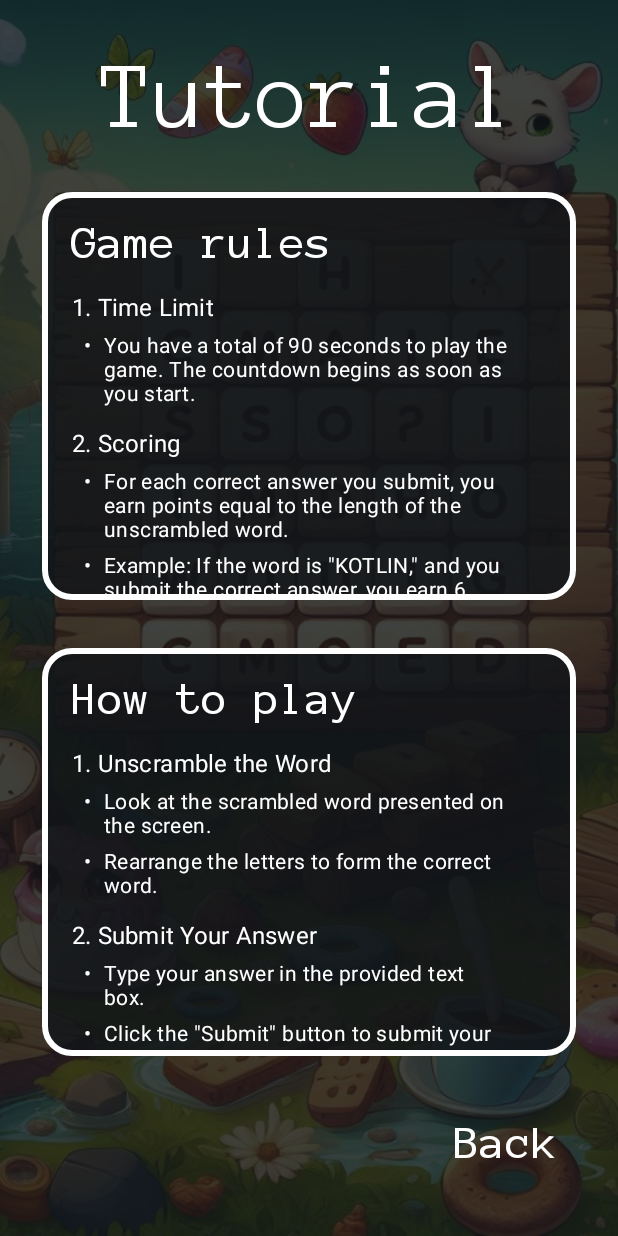
After one commit to TTNguyen2552003/unscramble, an Android app built with Jetpack Compose: the @Preview function TutorialScreen, on a phone screen of 412 x 824 dp. The commit adds this screen. Run offline under Robolectric (Android 15) with nearby library versions, the phone set to English and light mode, and no system bars.

Commit message:
Created Leader Board screen and Tutorial screen

```diff
--- a/app/src/main/java/app/kotlin/unscramble/MainActivity.kt
+++ b/app/src/main/java/app/kotlin/unscramble/MainActivity.kt
@@ -3,13 +3,13 @@ package app.kotlin.unscramble
 import android.os.Bundle
 import androidx.activity.ComponentActivity
 import androidx.activity.compose.setContent
-import app.kotlin.unscramble.ui.screens.GameScreen
+import app.kotlin.unscramble.ui.screens.LeaderBoardScreen
 
 class MainActivity : ComponentActivity() {
     override fun onCreate(savedInstanceState: Bundle?) {
         super.onCreate(savedInstanceState)
         setContent {
-            GameScreen()
+            LeaderBoardScreen()
         }
     }
 }
--- /dev/null
+++ b/app/src/main/java/app/kotlin/unscramble/ui/screens/TutorialScreen.kt
@@ -0,0 +1,372 @@
+package app.kotlin.unscramble.ui.screens
+
+import androidx.compose.foundation.Image
+import androidx.compose.foundation.background
+import androidx.compose.foundation.border
+import androidx.compose.foundation.layout.Arrangement
+import androidx.compose.foundation.layout.Box
+import androidx.compose.foundation.layout.Column
+import androidx.compose.foundation.layout.PaddingValues
+import androidx.compose.foundation.layout.Row
+import androidx.compose.foundation.layout.Spacer
+import androidx.compose.foundation.layout.fillMaxSize
+import androidx.compose.foundation.layout.fillMaxWidth
+import androidx.compose.foundation.layout.height
+import androidx.compose.foundation.layout.padding
+import androidx.compose.foundation.layout.width
+import androidx.compose.foundation.lazy.LazyColumn
+import androidx.compose.foundation.shape.RoundedCornerShape
+import androidx.compose.material3.ButtonDefaults
+import androidx.compose.material3.Text
+import androidx.compose.material3.TextButton
+import androidx.compose.runtime.Composable
+import androidx.compose.ui.Alignment
+import androidx.compose.ui.Modifier
+import androidx.compose.ui.graphics.Color
+import androidx.compose.ui.layout.ContentScale
+import androidx.compose.ui.res.painterResource
+import androidx.compose.ui.tooling.preview.Preview
+import androidx.compose.ui.unit.dp
+import app.kotlin.unscramble.R
+import app.kotlin.unscramble.ui.theme.background
+import app.kotlin.unscramble.ui.theme.bodySmall
+import app.kotlin.unscramble.ui.theme.displayMedium
+import app.kotlin.unscramble.ui.theme.displaySmall
+import app.kotlin.unscramble.ui.theme.labelMediumRoboto
+import app.kotlin.unscramble.ui.theme.onBackground
+
+@Preview
+@Composable
+fun TutorialScreen() {
+    Box(modifier = Modifier.fillMaxSize()) {
+        //Add background image
+        Image(
+            painter = painterResource(id = R.drawable.app_background),
+            contentDescription = "",
+            contentScale = ContentScale.FillHeight,
+            modifier = Modifier.fillMaxSize()
+        )
+
+        //Add a layer with 0.8 opacity
+        Box(
+            modifier = Modifier
+                .fillMaxSize()
+                .background(
+                    color = background.copy(alpha = 0.8f)
+                )
+        )
+
+        Column(
+            modifier = Modifier.padding(top = 32.dp),
+            verticalArrangement = Arrangement.spacedBy(space = 32.dp),
+            horizontalAlignment = Alignment.CenterHorizontally
+        ) {
+            Text(
+                text = "Tutorial",
+                style = displayMedium,
+                color = onBackground
+            )
+
+            GameRule()
+
+            HowToPlay()
+        }
+
+        TextButton(
+            onClick = { /*TODO*/ },
+            modifier = Modifier
+                .padding(
+                    end = 28.dp,
+                    bottom = 38.dp
+                )
+                .align(alignment = Alignment.BottomEnd)
+        ) {
+            Text(
+                text = "Back",
+                style = displaySmall,
+                color = onBackground
+            )
+        }
+    }
+}
+
+@Composable
+fun GameRule() {
+    LazyColumn(
+        modifier = Modifier
+            .fillMaxWidth()
+            .height(272.dp)
+            .padding(
+                start = 28.dp,
+                end = 28.dp
+            )
+            .background(
+                color = background.copy(alpha = 0.8f),
+                shape = RoundedCornerShape(size = 20.dp)
+            )
+            .border(
+                width = 4.dp,
+                color = onBackground,
+                shape = RoundedCornerShape(size = 20.dp)
+            ),
+        contentPadding = PaddingValues(
+            start = 20.dp,
+            end = 44.dp
+        )
+    ) {
+        item {
+            Spacer(modifier = Modifier.height(18.dp))
+        }
+
+        item {
+            Text(
+                text = "Game rules",
+                style = displaySmall,
+                color = onBackground
+            )
+        }
+
+        item {
+            Spacer(modifier = Modifier.height(18.dp))
+        }
+
+        item {
+            Section(
+                numbered = 1,
+                title = "Time Limit",
+                content = "You have a total of 90 seconds to play the game." +
+                        " The countdown begins as soon as you start."
+            )
+        }
+
+        item {
+            Spacer(modifier = Modifier.height(16.dp))
+        }
+
+        item {
+            Section(
+                numbered = 2,
+                title = "Scoring",
+                content = "For each correct answer you submit, " +
+                        "you earn points equal to the length of the unscrambled word.",
+                content2 = "Example: If the word is \"KOTLIN,\"" +
+                        " and you submit the correct answer, you earn 6 points."
+            )
+        }
+
+        item {
+            Spacer(modifier = Modifier.height(16.dp))
+        }
+
+        item {
+            Section(
+                numbered = 3,
+                title = "Turns",
+                content = "You have 3 turns to answer each quiz.",
+                content2 = "If you provide a correct answer within the allowed turns," +
+                        " you earn points, and a new quiz is presented.",
+                content3 = "If you run out of turns without a correct answer," +
+                        " a new quiz is presented."
+            )
+        }
+
+        item {
+            Spacer(modifier = Modifier.height(16.dp))
+        }
+
+        item {
+            Section(
+                numbered = 4,
+                title = "Skip Option",
+                content = "For each correct answer you submit, " +
+                        "you earn points equal to the length of the unscrambled word.",
+            )
+        }
+
+        item {
+            Spacer(
+                modifier = Modifier
+                    .height(24.dp)
+                    .background(color = Color.Transparent)
+            )
+        }
+    }
+}
+
+@Composable
+fun HowToPlay() {
+    LazyColumn(
+        modifier = Modifier
+            .fillMaxWidth()
+            .height(272.dp)
+            .padding(
+                start = 28.dp,
+                end = 28.dp
+            )
+            .background(
+                color = background.copy(alpha = 0.8f),
+                shape = RoundedCornerShape(size = 20.dp)
+            )
+            .border(
+                width = 4.dp,
+                color = onBackground,
+                shape = RoundedCornerShape(size = 20.dp)
+            ),
+        contentPadding = PaddingValues(
+            start = 20.dp,
+            end = 44.dp
+        )
+    ) {
+        item {
+            Spacer(modifier = Modifier.height(18.dp))
+        }
+
+        item {
+            Text(
+                text = "How to play",
+                style = displaySmall,
+                color = onBackground
+            )
+        }
+
+        item {
+            Spacer(modifier = Modifier.height(18.dp))
+        }
+
+        item {
+            Section(
+                numbered = 1,
+                title = "Unscramble the Word",
+                content = "Look at the scrambled word presented on the screen.",
+                content2 = "Rearrange the letters to form the correct word."
+            )
+        }
+
+        item {
+            Spacer(modifier = Modifier.height(16.dp))
+        }
+
+        item {
+            Section(
+                numbered = 2,
+                title = "Submit Your Answer",
+                content = "Type your answer in the provided text box.",
+                content2 = "Click the \"Submit\" button to submit your answer."
+            )
+        }
+
+        item {
+            Spacer(modifier = Modifier.height(16.dp))
+        }
+
+        item {
+            Section(
+                numbered = 3,
+                title = "Score Points",
+                content = "If your answer is correct, you earn points.",
+                content2 = "The points contribute to your overall score.",
+            )
+        }
+
+        item {
+            Spacer(modifier = Modifier.height(16.dp))
+        }
+
+        item {
+            Section(
+                numbered = 4,
+                title = "Use Turns Wisely",
+                content = "You have a limited number of turns to answer each quiz.",
+                content2 = "Be strategic and consider using the \"Skip\" option if needed."
+            )
+        }
+
+        item {
+            Spacer(
+                modifier = Modifier
+                    .height(24.dp)
+                    .background(color = Color.Transparent)
+            )
+        }
+    }
+}
+
+@Composable
+fun Section(
+    numbered: Int,
+    title: String,
+    content: String,
+    content2: String = "",
+    content3: String = ""
+) {
+    Column(
+        modifier = Modifier.fillMaxWidth(),
+        verticalArrangement = Arrangement.spacedBy(8.dp)
+    ) {
+        //Title
+        Text(
+            text = "${numbered}. $title",
+            style = labelMediumRoboto,
+            color = onBackground
+        )
+
+        //Content
+        Row(modifier = Modifier.fillMaxWidth()) {
+            Spacer(modifier = Modifier.width(8.dp))
+
+            Text(
+                text = "\u2022",
+                style = bodySmall,
+                color = onBackground
+            )
+
+            Spacer(modifier = Modifier.width(8.dp))
+
+            Text(
+                text = content,
+                style = bodySmall,
+                color = onBackground
+            )
+        }
+
+        if (content2 != "") {
+            Row(modifier = Modifier.fillMaxWidth()) {
+                Spacer(modifier = Modifier.width(8.dp))
+
+                Text(
+                    text = "\u2022",
+                    style = bodySmall,
+                    color = onBackground
+                )
+
+                Spacer(modifier = Modifier.width(8.dp))
+
+                Text(
+                    text = content2,
+                    style = bodySmall,
+                    color = onBackground
+                )
+            }
+        }
+
+        if (content3 != "") {
+            Row(modifier = Modifier.fillMaxWidth()) {
+                Spacer(modifier = Modifier.width(8.dp))
+
+                Text(
+                    text = "\u2022",
+                    style = bodySmall,
+                    color = onBackground
+                )
+
+                Spacer(modifier = Modifier.width(8.dp))
+
+                Text(
+                    text = content3,
+                    style = bodySmall,
+                    color = onBackground
+                )
+            }
+        }
+    }
+}
```
Also changed, not shown: app/src/main/java/app/kotlin/unscramble/ui/screens/GameScreen.kt (+38 -33 lines), app/src/main/java/app/kotlin/unscramble/ui/screens/HomeScreen.kt (+6 -8 lines), app/src/main/java/app/kotlin/unscramble/ui/screens/LeaderBoardScreen.kt (added, +152 -0 lines), app/src/main/java/app/kotlin/unscramble/ui/viewmodels/GameScreenViewModel.kt (+41 -1 lines).
